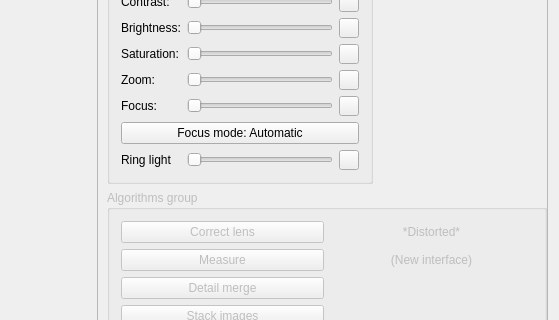
This is mainwindow.ui in JustasBart/DigitalInspectionAndMeasurement as Qt 5 draws it before an edit; both pictures show x 371 to 930 and y 228 to 548 of the 930 by 838 pixel window. The edited form follows.
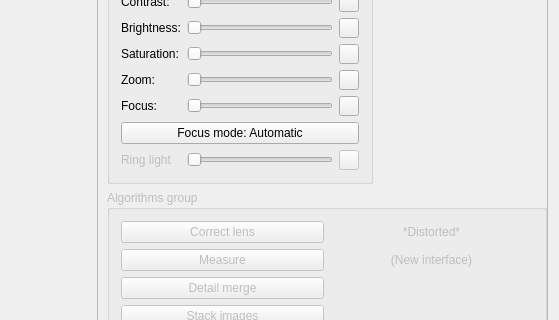
This is the edited form.

Commit message: Flush before fixing the Ring Light Slider enable state

What changed in the file:
```diff
--- a/mainwindow.ui
+++ b/mainwindow.ui
@@ -576,6 +576,9 @@
           </item>
           <item row="14" column="0">
            <widget class="QLabel" name="ringLightLabel">
+            <property name="enabled">
+             <bool>false</bool>
+            </property>
             <property name="sizePolicy">
              <sizepolicy hsizetype="Maximum" vsizetype="Maximum">
               <horstretch>0</horstretch>
@@ -605,6 +608,9 @@
           </item>
           <item row="14" column="2">
            <widget class="QPushButton" name="defaultRingLevelLight">
+            <property name="enabled">
+             <bool>false</bool>
+            </property>
             <property name="minimumSize">
              <size>
               <width>20</width>
```
Left out of the diff: 5 changed lines with no effect on the pictures. The commit also changes 6 other files.
